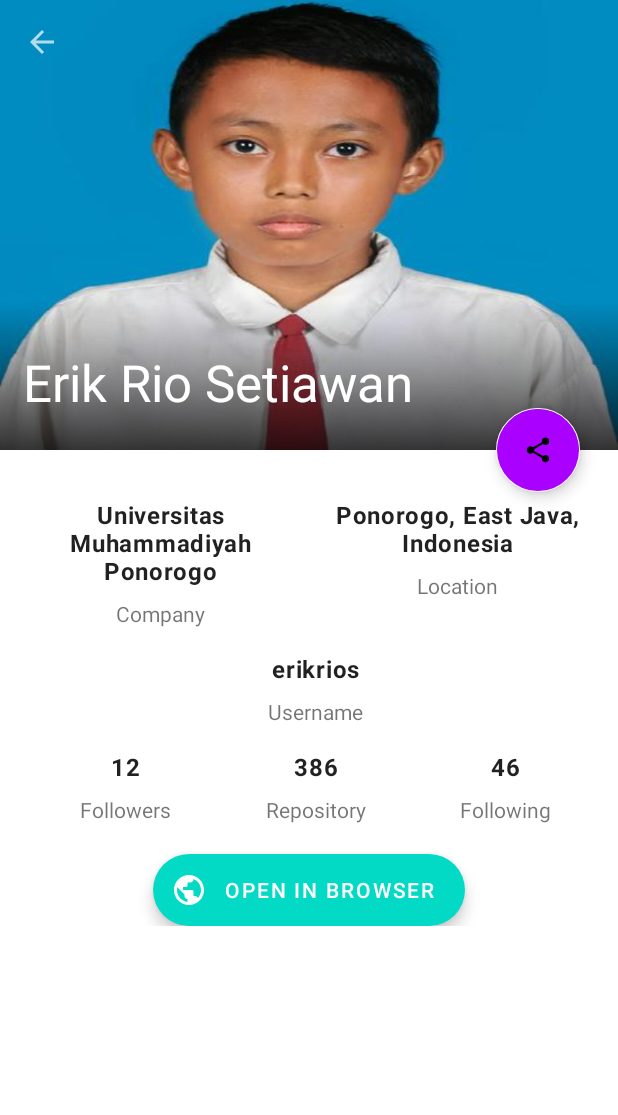
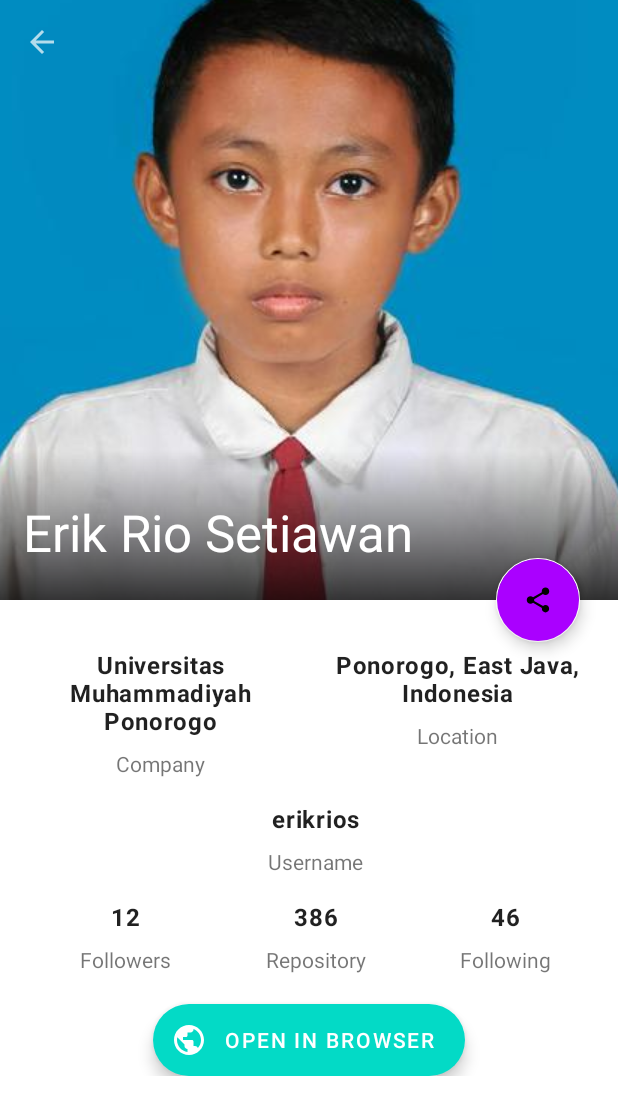
Before and after one commit to erikrios/github-user-app, an Android app: the screen it shows after launch (DetailsActivity), after a tap on "Erik Rio Setiawan", on a phone screen of 412 x 824 dp. Shown: the top 1115 px of the screen. Run offline under Robolectric (Android 15) with nearby library versions, the phone set to English and light mode, and no system bars; Roboto replaces fonts that are not available here.

Commit message:
Change the image scale type

```diff
--- a/app/src/main/res/layout/activity_details.xml
+++ b/app/src/main/res/layout/activity_details.xml
@@ -10,7 +10,7 @@
     <com.google.android.material.appbar.AppBarLayout
         android:id="@+id/app_bar_layout"
         android:layout_width="match_parent"
-        android:layout_height="300dp"
+        android:layout_height="400dp"
         android:fitsSystemWindows="true"
         android:theme="@style/ThemeOverlay.MaterialComponents.Dark">
 
@@ -30,7 +30,7 @@
                 android:layout_height="match_parent"
                 android:contentDescription="@string/user_avatar"
                 android:fitsSystemWindows="true"
-                android:scaleType="fitXY"
+                android:scaleType="center"
                 app:layout_collapseMode="parallax"
                 tools:src="@tools:sample/backgrounds/scenic" />
 
```
